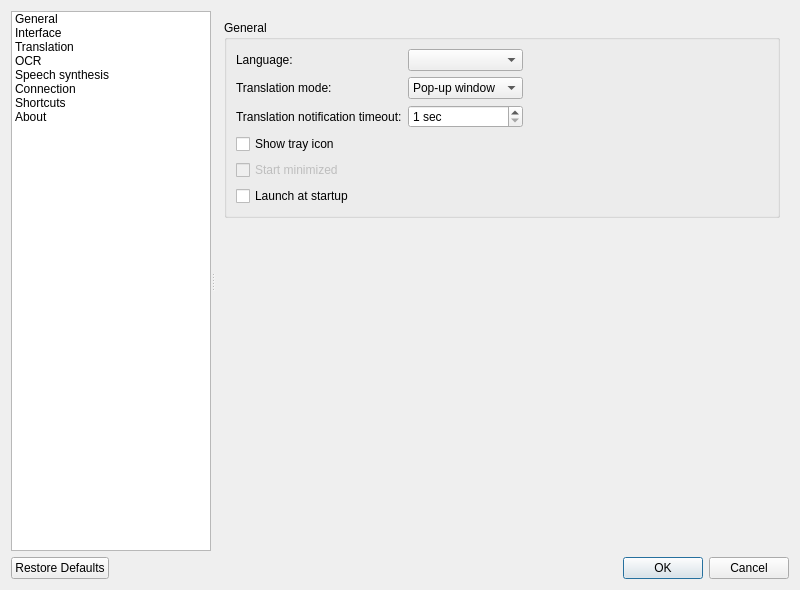
Before: the Qt Designer form src/settings/settingsdialog.ui in crow-translate/crow-translate, drawn with Qt 5.
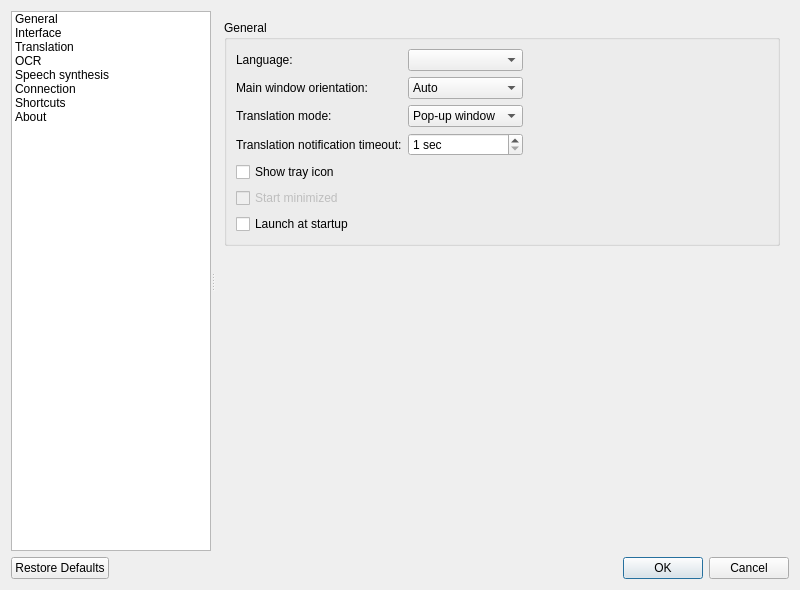
After: the same form once the commit is applied. Icons and pictures are not drawn. Custom widgets are drawn as their Qt base class.

Commit message: Add the ability to configure orientation, references #255

What changed in the file:
```diff
--- a/src/settings/settingsdialog.ui
+++ b/src/settings/settingsdialog.ui
@@ -132,6 +132,81 @@
            <string>General</string>
           </property>
           <layout class="QGridLayout" name="gridLayout">
+           <item row="3" column="0">
+            <widget class="QLabel" name="translationNotificationTimeoutLabel">
+             <property name="text">
+              <string>Translation notification timeout:</string>
+             </property>
+            </widget>
+           </item>
+           <item row="3" column="1">
+            <widget class="QSpinBox" name="translationNotificationTimeoutSpinBox">
+             <property name="toolTip">
+              <string>&lt;html&gt;&lt;head/&gt;&lt;body&gt;&lt;p&gt;Notification with translation display time&lt;/p&gt;&lt;/body&gt;&lt;/html&gt;</string>
+             </property>
+             <property name="suffix">
+              <string> sec</string>
+             </property>
+             <property name="minimum">
+              <number>1</number>
+             </property>
+             <property name="maximum">
+              <number>60</number>
+             </property>
+            </widget>
+           </item>
+           <item row="2" column="1">
+            <widget class="QComboBox" name="windowModeComboBox">
+             <property name="toolTip">
+              <string>&lt;html&gt;&lt;head/&gt;&lt;body&gt;&lt;p&gt;A window for translating selected text. If the application is minimized, the main window will always be used.&lt;/p&gt;&lt;/body&gt;&lt;/html&gt;</string>
+             </property>
+             <item>
+              <property name="text">
+               <string>Pop-up window</string>
+              </property>
+             </item>
+             <item>
+              <property name="text">
+               <string>Main window</string>
+              </property>
+             </item>
+             <item>
+              <property name="text">
+               <string>Notification</string>
+              </property>
+             </item>
+            </widget>
+           </item>
+           <item row="6" column="0">
+            <widget class="QCheckBox" name="startMinimizedCheckBox">
+             <property name="enabled">
+              <bool>false</bool>
+             </property>
+             <property name="toolTip">
+              <string>&lt;html&gt;&lt;head/&gt;&lt;body&gt;&lt;p&gt;Start application minimized to the system tray&lt;/p&gt;&lt;/body&gt;&lt;/html&gt;</string>
+             </property>
+             <property name="text">
+              <string>Start minimized</string>
+             </property>
+            </widget>
+           </item>
+           <item row="7" column="0">
+            <widget class="QCheckBox" name="autostartCheckBox">
+             <property name="toolTip">
+              <string>&lt;html&gt;&lt;head/&gt;&lt;body&gt;&lt;p&gt;Run the application at system startup&lt;/p&gt;&lt;/body&gt;&lt;/html&gt;</string>
+             </property>
+             <property name="text">
+              <string>Launch at startup</string>
+             </property>
+            </widget>
+           </item>
+           <item row="2" column="0">
+            <widget class="QLabel" name="windowModeLabel">
+             <property name="text">
+              <string>Translation mode:</string>
+             </property>
+            </widget>
+           </item>
            <item row="0" column="0">
             <widget class="QLabel" name="localeLabel">
              <property name="sizePolicy">
@@ -146,23 +221,6 @@
             </widget>
            </item>
            <item row="5" column="0">
-            <widget class="QCheckBox" name="autostartCheckBox">
-             <property name="toolTip">
-              <string>&lt;html&gt;&lt;head/&gt;&lt;body&gt;&lt;p&gt;Run the application at system startup&lt;/p&gt;&lt;/body&gt;&lt;/html&gt;</string>
-             </property>
-             <property name="text">
-              <string>Launch at startup</string>
-             </property>
-            </widget>
-           </item>
-           <item row="2" column="0">
-            <widget class="QLabel" name="translationNotificationTimeoutLabel">
-             <property name="text">
-              <string>Translation notification timeout:</string>
-             </property>
-            </widget>
-           </item>
-           <item row="3" column="0">
             <widget class="QCheckBox" name="showTrayIconCheckBox">
              <property name="toolTip">
               <string>&lt;html&gt;&lt;head/&gt;&lt;body&gt;&lt;p&gt;Display icon in the system tray&lt;/p&gt;&lt;/body&gt;&lt;/html&gt;</string>
@@ -172,41 +230,6 @@
              </property>
             </widget>
            </item>
-           <item row="4" column="0">
-            <widget class="QCheckBox" name="startMinimizedCheckBox">
-             <property name="enabled">
-              <bool>false</bool>
-             </property>
-             <property name="toolTip">
-              <string>&lt;html&gt;&lt;head/&gt;&lt;body&gt;&lt;p&gt;Start application minimized to the system tray&lt;/p&gt;&lt;/body&gt;&lt;/html&gt;</string>
-             </property>
-             <property name="text">
-              <string>Start minimized</string>
-             </property>
-            </widget>
-           </item>
-           <item row="1" column="1">
-            <widget class="QComboBox" name="windowModeComboBox">
-             <property name="toolTip">
-              <string>&lt;html&gt;&lt;head/&gt;&lt;body&gt;&lt;p&gt;A window for translating selected text. If the application is minimized, the main window will always be used.&lt;/p&gt;&lt;/body&gt;&lt;/html&gt;</string>
-             </property>
-             <item>
-              <property name="text">
-               <string>Pop-up window</string>
-              </property>
-             </item>
-             <item>
-              <property name="text">
-               <string>Main window</string>
-              </property>
-             </item>
-             <item>
-              <property name="text">
-               <string>Notification</string>
-              </property>
-             </item>
-            </widget>
-           </item>
            <item row="0" column="1">
             <widget class="QComboBox" name="localeComboBox">
              <property name="toolTip">
@@ -214,29 +237,6 @@
              </property>
             </widget>
            </item>
-           <item row="2" column="1">
-            <widget class="QSpinBox" name="translationNotificationTimeoutSpinBox">
-             <property name="toolTip">
-              <string>&lt;html&gt;&lt;head/&gt;&lt;body&gt;&lt;p&gt;Notification with translation display time&lt;/p&gt;&lt;/body&gt;&lt;/html&gt;</string>
-             </property>
-             <property name="suffix">
-              <string> sec</string>
-             </property>
-             <property name="minimum">
-              <number>1</number>
-             </property>
-             <property name="maximum">
-              <number>60</number>
-             </property>
-            </widget>
-           </item>
-           <item row="1" column="0">
-            <widget class="QLabel" name="windowModeLabel">
-             <property name="text">
-              <string>Translation mode:</string>
-             </property>
-            </widget>
-           </item>
            <item row="0" column="2">
             <spacer name="horizontalSpacer">
              <property name="orientation">
@@ -250,6 +250,32 @@
              </property>
             </spacer>
            </item>
+           <item row="1" column="0">
+            <widget class="QLabel" name="mainWindowOrientationLabel">
+             <property name="text">
+              <string>Main window orientation:</string>
+             </property>
+            </widget>
+           </item>
+           <item row="1" column="1">
+            <widget class="QComboBox" name="mainWindowOrientationComboBox">
+             <item>
+              <property name="text">
+               <string extracomment="Orientation">Auto</string>
+              </property>
+             </item>
+             <item>
+              <property name="text">
+               <string extracomment="Orientation">Portrait</string>
+              </property>
+             </item>
+             <item>
+              <property name="text">
+               <string extracomment="Orientation">Landscape</string>
+              </property>
+             </item>
+            </widget>
+           </item>
           </layout>
          </widget>
         </item>
```
The commit also changes 5 other files.
